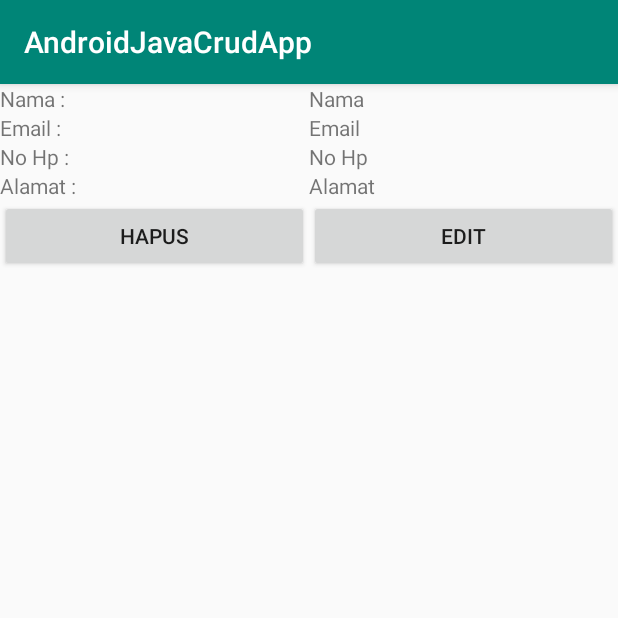
After one commit to RachmanForniandi/AndroidCrud, an Android app: the DetailDataActivity screen opened directly, with no data from a screen before it, on a phone screen of 412 x 824 dp, the top half of it. The commit adds this screen. Run offline under Robolectric (Android 15) with nearby library versions, the phone set to English and light mode, and no system bars; our stand-ins replace ButterKnife; 4 statements that could not run were skipped.

Commit message:
feature delete data user done

```diff
--- a/app/src/main/AndroidManifest.xml
+++ b/app/src/main/AndroidManifest.xml
@@ -21,7 +21,7 @@
         <activity android:name=".AddDataUser.AddDataUserActivity">
 
         </activity>
-        <activity android:name=".MainActivity" />
+        <activity android:name=".detailDataUser.DetailDataActivity" />
     </application>
 
 </manifest>
--- a/app/src/main/java/id/co/androidjavacrudapp/AddDataUser/AddDataUserActivity.java
+++ b/app/src/main/java/id/co/androidjavacrudapp/AddDataUser/AddDataUserActivity.java
@@ -10,7 +10,6 @@ import butterknife.BindView;
 import butterknife.ButterKnife;
 import butterknife.OnClick;
 import id.co.androidjavacrudapp.AddDataUser.models.ResponseAddData;
-import id.co.androidjavacrudapp.MainActivity;
 import id.co.androidjavacrudapp.R;
 import id.co.androidjavacrudapp.ShowDataUser.ShowDataUserActivity;
 import id.co.androidjavacrudapp.networkUtils.NetworkClient;
--- a/app/src/main/java/id/co/androidjavacrudapp/ShowDataUser/models/DataItemShowUser.java
+++ b/app/src/main/java/id/co/androidjavacrudapp/ShowDataUser/models/DataItemShowUser.java
@@ -3,7 +3,9 @@ package id.co.androidjavacrudapp.ShowDataUser.models;
 
 import com.google.gson.annotations.SerializedName;
 
-public class DataItemShowUser {
+import java.io.Serializable;
+
+public class DataItemShowUser implements Serializable {
 
 	@SerializedName("email_user")
 	private String emailUser;
--- /dev/null
+++ b/app/src/main/java/id/co/androidjavacrudapp/detailDataUser/DetailDataActivity.java
@@ -0,0 +1,90 @@
+package id.co.androidjavacrudapp.detailDataUser;
+
+import android.content.Intent;
+import android.support.v7.app.AppCompatActivity;
+import android.os.Bundle;
+import android.view.View;
+import android.widget.Button;
+import android.widget.TextView;
+import android.widget.Toast;
+
+import butterknife.BindView;
+import butterknife.ButterKnife;
+import butterknife.OnClick;
+import id.co.androidjavacrudapp.R;
+import id.co.androidjavacrudapp.ShowDataUser.ShowDataUserActivity;
+import id.co.androidjavacrudapp.ShowDataUser.models.DataItemShowUser;
+import id.co.androidjavacrudapp.detailDataUser.models.ResponseDeleteData;
+import id.co.androidjavacrudapp.networkUtils.NetworkClient;
+import retrofit2.Call;
+import retrofit2.Callback;
+import retrofit2.Response;
+
+public class DetailDataActivity extends AppCompatActivity {
+
+    @BindView(R.id.tv_detail_name) TextView tvDetailName;
+    @BindView(R.id.tv_detail_email) TextView tvDetailEmail;
+    @BindView(R.id.tv_detail_no_contact) TextView tvDetailNoContact;
+    @BindView(R.id.tv_detail_address) TextView tvDetailAddress;
+    @BindView(R.id.paramIdUser) TextView paramIdUser;
+    @BindView(R.id.btn_hapus) Button btnDelete;
+    @BindView(R.id.btn_edit) Button btnEdit;
+    DataItemShowUser dataItemShowUser;
+
+    @Override
+    protected void onCreate(Bundle savedInstanceState) {
+        super.onCreate(savedInstanceState);
+        setContentView(R.layout.activity_detail_data);
+
+        ButterKnife.bind(this);
+        dataItemShowUser = (DataItemShowUser)getIntent().getSerializableExtra("data_user");
+
+        paramIdUser.setText(dataItemShowUser.getIdUser());
+        tvDetailName.setText(dataItemShowUser.getNamaUser());
+        tvDetailEmail.setText(dataItemShowUser.getEmailUser());
+        tvDetailAddress.setText(dataItemShowUser.getAlamat());
+    }
+
+    @OnClick({R.id.btn_hapus,R.id.btn_edit})
+    public void onClick(View view){
+        switch (view.getId()){
+            case R.id.btn_hapus:
+                actionDeleteDataUser();
+                break;
+
+            case R.id.btn_edit:
+                actionEditDataUser();
+                break;
+
+        }
+    }
+
+    private void actionEditDataUser() {
+
+    }
+
+    private void actionDeleteDataUser() {
+        String id_user = paramIdUser.getText().toString();
+        NetworkClient.service.deleteUser(id_user).enqueue(new Callback<ResponseDeleteData>() {
+            @Override
+            public void onResponse(Call<ResponseDeleteData> call, Response<ResponseDeleteData> response) {
+                if (response.isSuccessful()){
+                    String message = response.body().getMessage();
+                    Boolean status = response.body().isStatus();
+
+                    if (status){
+                        startActivity(new Intent(DetailDataActivity.this, ShowDataUserActivity.class));
+                        Toast.makeText(DetailDataActivity.this, message, Toast.LENGTH_SHORT).show();
+                    }else {
+                        Toast.makeText(DetailDataActivity.this, message, Toast.LENGTH_SHORT).show();
+                    }
+                }
+            }
+
+            @Override
+            public void onFailure(Call<ResponseDeleteData> call, Throwable t) {
+                t.printStackTrace();
+            }
+        });
+    }
+}
--- a/app/src/main/java/id/co/androidjavacrudapp/networkUtils/NetworkClient.java
+++ b/app/src/main/java/id/co/androidjavacrudapp/networkUtils/NetworkClient.java
@@ -6,10 +6,10 @@ import retrofit2.Retrofit;
 import retrofit2.converter.gson.GsonConverterFactory;
 
 public class NetworkClient {
-    //public static HttpLoggingInterceptor logging = new HttpLoggingInterceptor().setLevel(HttpLoggingInterceptor.Level.BODY);
+    public static HttpLoggingInterceptor logging = new HttpLoggingInterceptor().setLevel(HttpLoggingInterceptor.Level.BODY);
 
     public static OkHttpClient client = new OkHttpClient.Builder()
- //           .addInterceptor(logging)
+           .addInterceptor(logging)
             .build();
 
     public static Retrofit retrofit = new Retrofit.Builder()
--- /dev/null
+++ b/app/src/main/res/layout/activity_detail_data.xml
@@ -0,0 +1,99 @@
+<?xml version="1.0" encoding="utf-8"?>
+<RelativeLayout xmlns:android="http://schemas.android.com/apk/res/android"
+    xmlns:app="http://schemas.android.com/apk/res-auto"
+    xmlns:tools="http://schemas.android.com/tools"
+    android:layout_width="match_parent"
+    android:layout_height="match_parent"
+    tools:context=".detailDataUser.DetailDataActivity">
+
+    <TextView
+        android:id="@+id/paramIdUser"
+        android:layout_width="wrap_content"
+        android:layout_height="wrap_content"
+        android:visibility="gone" />
+
+    <LinearLayout
+        android:layout_width="match_parent"
+        android:layout_height="wrap_content"
+        android:orientation="vertical">
+
+        <LinearLayout
+            android:layout_width="match_parent"
+            android:layout_height="wrap_content"
+            android:orientation="horizontal"
+            android:weightSum="2">
+
+            <LinearLayout
+                android:layout_width="match_parent"
+                android:layout_height="wrap_content"
+                android:orientation="vertical"
+                android:layout_weight="1">
+                <TextView
+                    android:layout_width="match_parent"
+                    android:layout_height="wrap_content"
+                    android:text="Nama :"/>
+                <TextView
+                    android:layout_width="match_parent"
+                    android:layout_height="wrap_content"
+                    android:text="Email :"/>
+                <TextView
+                    android:layout_width="match_parent"
+                    android:layout_height="wrap_content"
+                    android:text="No Hp :"/>
+                <TextView
+                    android:layout_width="match_parent"
+                    android:layout_height="wrap_content"
+                    android:text="Alamat :"/>
+            </LinearLayout>
+
+            <LinearLayout
+                android:layout_width="match_parent"
+                android:layout_height="wrap_content"
+                android:orientation="vertical"
+                android:layout_weight="1">
+                <TextView
+                    android:id="@+id/tv_detail_name"
+                    android:layout_width="match_parent"
+                    android:layout_height="wrap_content"
+                    android:text="Nama"/>
+                <TextView
+                    android:id="@+id/tv_detail_email"
+                    android:layout_width="match_parent"
+                    android:layout_height="wrap_content"
+                    android:text="Email"/>
+                <TextView
+                    android:id="@+id/tv_detail_no_contact"
+                    android:layout_width="match_parent"
+                    android:layout_height="wrap_content"
+                    android:text="No Hp"/>
+                <TextView
+                    android:id="@+id/tv_detail_address"
+                    android:layout_width="match_parent"
+                    android:layout_height="wrap_content"
+                    android:text="Alamat"/>
+            </LinearLayout>
+
+        </LinearLayout>
+
+        <LinearLayout
+            android:layout_width="match_parent"
+            android:layout_height="wrap_content"
+            android:orientation="horizontal"
+            android:weightSum="2">
+            <Button
+                android:id="@+id/btn_hapus"
+                android:layout_width="match_parent"
+                android:layout_height="wrap_content"
+                android:layout_weight="1"
+                android:text="Hapus"/>
+            <Button
+                android:id="@+id/btn_edit"
+                android:layout_width="match_parent"
+                android:layout_height="wrap_content"
+                android:layout_weight="1"
+                android:text="Edit"/>
+
+        </LinearLayout>
+    </LinearLayout>
+
+</RelativeLayout>
```
Also changed, not shown: app/src/main/java/id/co/androidjavacrudapp/MainActivity.java (deleted, +0 -13 lines), app/src/main/java/id/co/androidjavacrudapp/ShowDataUser/ShowDataUserActivity.java (+19 -8 lines), app/src/main/java/id/co/androidjavacrudapp/ShowDataUser/adapter/UserDataAdapter.java (+14 -1 lines), app/src/main/java/id/co/androidjavacrudapp/detailDataUser/models/ResponseDeleteData.java (added, +50 -0 lines), app/src/main/java/id/co/androidjavacrudapp/networkUtils/ApiServices.java (+7 -0 lines), app/src/main/res/layout/activity_main.xml (deleted, +0 -18 lines).
